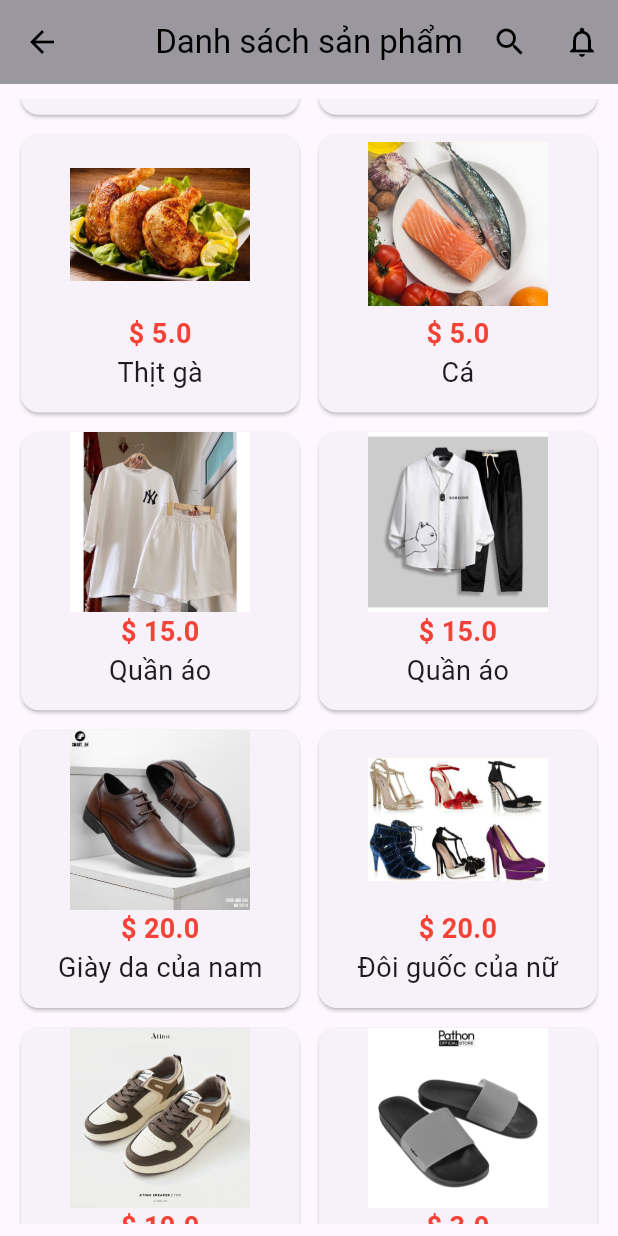
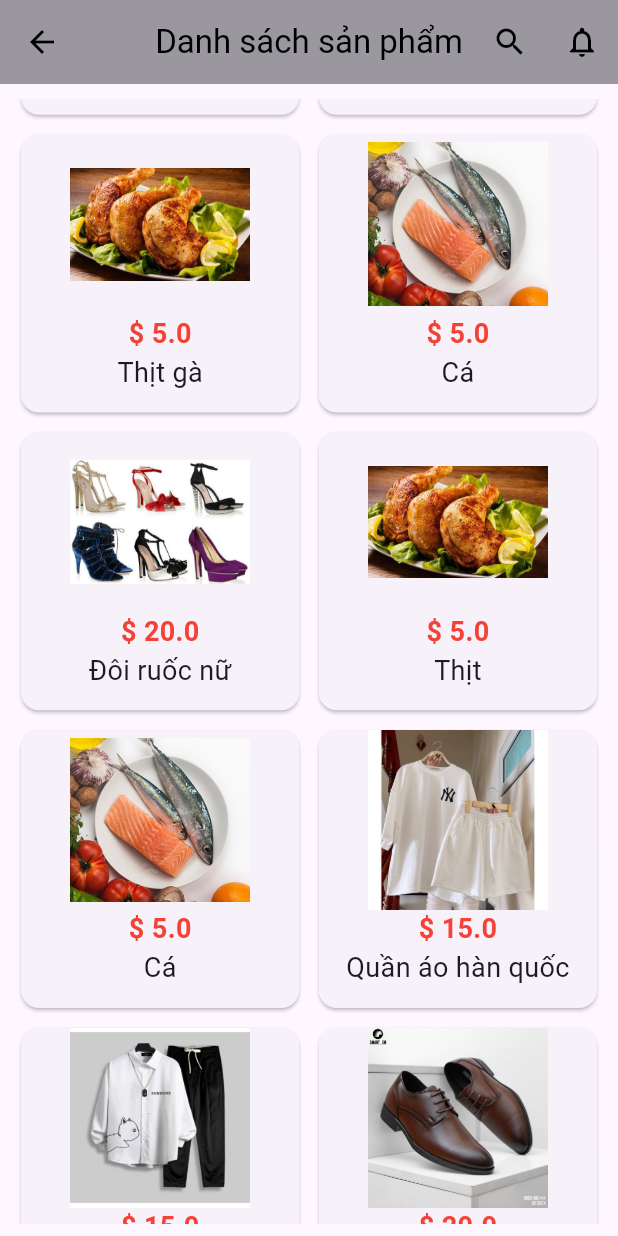
Before and after one commit to nguyenvikhang170320/appbanhang_flutter, a Flutter app: the ListProduct screen opened directly, scrolled down 576 dp, on a phone screen of 412 x 824 dp. Run offline on Flutter 3.47's test engine with Material 3 defaults, Android fonts, the phone set to English and light mode, and no system bars; our stand-ins replace carousel_slider, curved_navigation_bar, firebase_auth, firebase_core; accounts and stored records are empty; network calls fail.

Commit message:
Update code trang chi tiet san pham

```diff
--- a/lib/pages/listproduct.dart
+++ b/lib/pages/listproduct.dart
@@ -1,6 +1,44 @@
+import 'package:appbanhang/pages/detailpage.dart';
 import 'package:appbanhang/pages/homepages.dart';
 import 'package:appbanhang/widgets/singleproduct.dart';
 import 'package:flutter/material.dart';
+
+class Product {
+  final String name;
+  final double price;
+  final String image;
+
+  Product({required this.name, required this.price, required this.image});
+}
+
+List<Product> products = [
+  Product(name: "Laptop", price: 600.0, image: "laptop.jpg"),
+  Product(name: "Điện thoại", price: 300.0, image: "dienthoai.jpg"),
+  Product(name: "Bánh mì sandwich", price: 2.0, image: "sanwick.jpg"),
+  Product(name: "Kem", price: 2.0, image: "kem.jpg"),
+  Product(name: "Thịt bò", price: 5.0, image: "thit_bo.jpg"),
+  Product(name: "Thịt heo", price: 5.0, image: "thit_heo.jpg"),
+  Product(name: "Thịt gà", price: 5.0, image: "thit_ga.jpg"),
+  Product(name: "Cá", price: 5.0, image: "fish.jpg"),
+  Product(name: "Đôi ruốc nữ", price: 20.0, image: "shoe2.jpg"),
+  Product(name: "Thịt", price: 5.0, image: "thit_ga.jpg"),
+  Product(name: "Cá", price: 5.0, image: "fish.jpg"),
+  Product(name: "Quần áo hàn quốc", price: 15.0, image: "clothes.jpg"),
+  Product(name: "Quần áo", price: 15.0, image: "clothes1.jpg"),
+  Product(name: "Giày da của nam", price: 20.0, image: "shoe1.jpg"),
+  Product(name: "Giày sneaker nam", price: 10.0, image: "shoe.jpeg"),
+  Product(name: "Đôi guốc của nữ", price: 20.0, image: "shoe2.jpg"),
+  Product(name: "Dép lê", price: 3.0, image: "shoe_dep.jpg"),
+  Product(name: "Sửa Arla", price: 2.0, image: "sua_arla.jpg"),
+  Product(
+      name: "Sửa tươi không đường", price: 2.0, image: "sua_khongduong.png"),
+  Product(name: "Trái cam", price: 2.0, image: "traicam.png"),
+  Product(name: "Trái chuối", price: 2.0, image: "traichuoi.png"),
+  Product(name: "Trái dâu", price: 2.0, image: "traidau.png"),
+  Product(name: "Trái nho", price: 2.0, image: "trainho.png"),
+  Product(name: "Trái thanh long", price: 2.0, image: "traithanhlong.png"),
+  Product(name: "Trái thanh long", price: 2.0, image: "traithanhlong.png"),
+];
 
 class ListProduct extends StatelessWidget {
   const ListProduct({super.key});
@@ -57,68 +95,31 @@ class ListProduct extends StatelessWidget {
                   crossAxisSpacing: 5,
                   mainAxisSpacing: 5,
                   scrollDirection: Axis.vertical,
-                  children: <Widget>[
-                    SingleProduct(
-                        name: "Điện thoại",
-                        price: 300.0,
-                        image: "dienthoai.jpg"),
-                    SingleProduct(
-                        name: "Laptop", price: 600.0, image: "laptop.jpg"),
-                    SingleProduct(
-                        name: "Bánh mì sandwich",
-                        price: 2.0,
-                        image: "sanwick.jpg"),
-                    SingleProduct(name: "Kem", price: 2.0, image: "kem.jpg"),
-                    SingleProduct(
-                        name: "Thịt bò", price: 5.0, image: "thit_bo.jpg"),
-                    SingleProduct(
-                        name: "Thịt heo", price: 5.0, image: "thit_heo.jpg"),
-                    SingleProduct(
-                        name: "Thịt gà", price: 5.0, image: "thit_ga.jpg"),
-                    SingleProduct(name: "Cá", price: 5.0, image: "fish.jpg"),
-                    SingleProduct(
-                        name: "Quần áo", price: 15.0, image: "clothes.jpg"),
-                    SingleProduct(
-                        name: "Quần áo", price: 15.0, image: "clothes1.jpg"),
-                    SingleProduct(
-                        name: "Giày da của nam",
-                        price: 20.0,
-                        image: "shoe1.jpg"),
-                    SingleProduct(
-                        name: "Đôi guốc của nữ",
-                        price: 20.0,
-                        image: "shoe2.jpg"),
-                    SingleProduct(
-                        name: "Giày sneaker nam",
-                        price: 10.0,
-                        image: "shoe.jpeg"),
-                    SingleProduct(
-                        name: "Dép lê", price: 3.0, image: "shoe_dep.jpg"),
-                    SingleProduct(
-                        name: "Sửa Arla", price: 2.0, image: "sua_arla.jpg"),
-                    SingleProduct(
-                        name: "Sửa tươi không đường",
-                        price: 2.0,
-                        image: "sua_khongduong.png"),
-                    SingleProduct(
-                        name: "Trái cam", price: 2.0, image: "traicam.png"),
-                    SingleProduct(
-                        name: "Trái chuối", price: 2.0, image: "traichuoi.png"),
-                    SingleProduct(
-                        name: "Trái dâu", price: 2.0, image: "traidau.png"),
-                    SingleProduct(
-                        name: "Trái nho", price: 2.0, image: "trainho.png"),
-                    SingleProduct(
-                        name: "Trái thanh long",
-                        price: 2.0,
-                        image: "traithanhlong.png"),
-                    SingleProduct(
-                        name: "Trái dưa hấu",
-                        price: 2.0,
-                        image: "traiduahau.png"),
-                    SingleProduct(
-                        name: "Trái đu đủ", price: 2.0, image: "traidudu.png"),
-                  ],
+                  children: List.generate(
+                    25, // Số lượng sản phẩm
+                    (index) {
+                      final product = products[
+                          index]; // Lấy thông tin sản phẩm từ danh sách
+                      return GestureDetector(
+                        onTap: () {
+                          Navigator.of(context).pushReplacement(
+                            MaterialPageRoute(
+                              builder: (ctx) => DetailPage(
+                                name: product.name,
+                                price: product.price,
+                                image: product.image,
+                              ),
+                            ),
+                          );
+                        },
+                        child: SingleProduct(
+                          name: product.name,
+                          price: product.price,
+                          image: product.image,
+                        ),
+                      );
+                    },
+                  ),
                 ),
               ),
             ],
```
Also changed, not shown: assets/images/traidudu.png (deleted).
